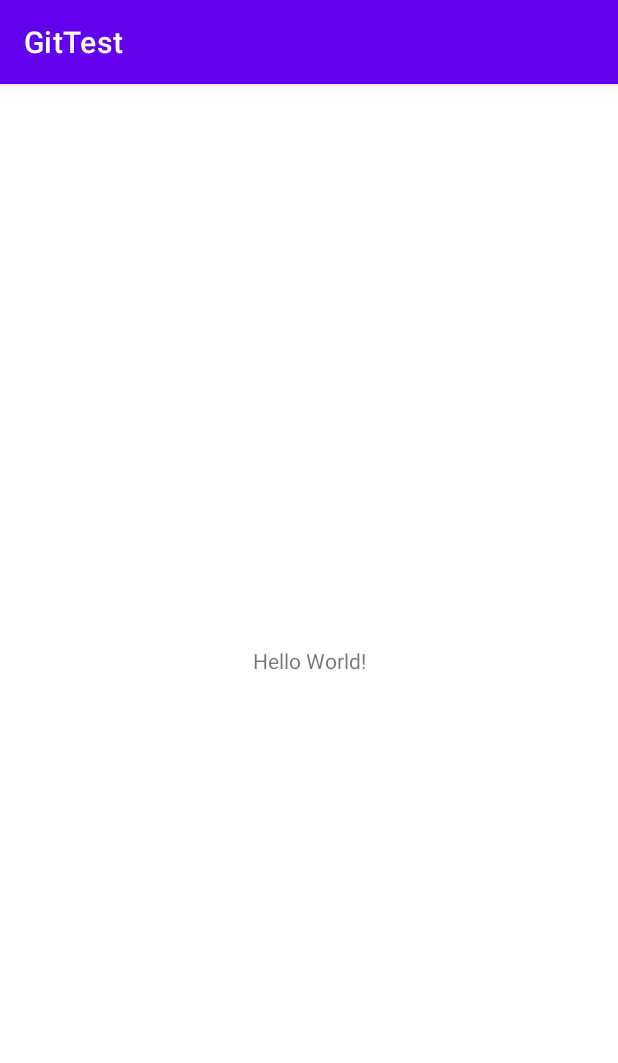
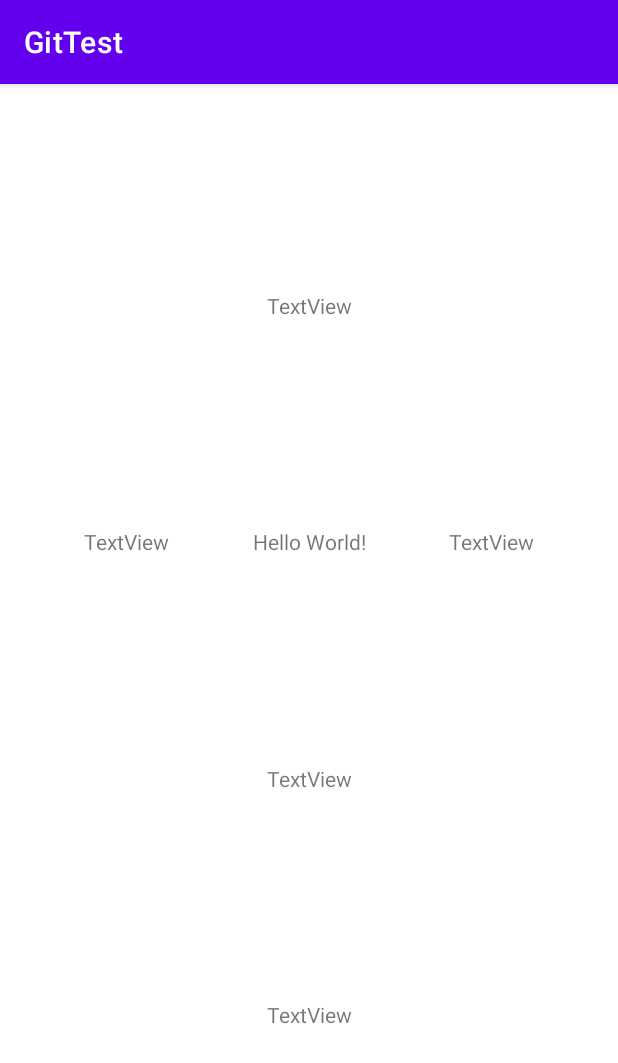
Before and after one commit to Basstrue/GitTest, an Android app: the screen it shows after launch (MainActivity), on a phone screen of 412 x 824 dp. Shown: the top 1063 px of the screen. Run offline under Robolectric (Android 15) with nearby library versions, the phone set to English and light mode, and no system bars.

Commit message:
feature/textviews. Textviews added.

```diff
--- a/app/src/main/res/layout/activity_main.xml
+++ b/app/src/main/res/layout/activity_main.xml
@@ -7,12 +7,65 @@
     tools:context=".MainActivity">
 
     <TextView
+        android:id="@+id/textView6"
         android:layout_width="wrap_content"
         android:layout_height="wrap_content"
         android:text="Hello World!"
-        app:layout_constraintBottom_toBottomOf="parent"
-        app:layout_constraintLeft_toLeftOf="parent"
-        app:layout_constraintRight_toRightOf="parent"
+        app:layout_constraintBottom_toTopOf="@+id/textView2"
+        app:layout_constraintEnd_toStartOf="@+id/textView5"
+        app:layout_constraintHorizontal_bias="0.5"
+        app:layout_constraintStart_toEndOf="@+id/textView4"
+        app:layout_constraintTop_toBottomOf="@+id/textView" />
+
+    <TextView
+        android:id="@+id/textView"
+        android:layout_width="wrap_content"
+        android:layout_height="wrap_content"
+        android:text="TextView"
+        app:layout_constraintBottom_toTopOf="@+id/textView6"
+        app:layout_constraintEnd_toEndOf="parent"
+        app:layout_constraintStart_toStartOf="parent"
         app:layout_constraintTop_toTopOf="parent" />
 
+    <TextView
+        android:id="@+id/textView2"
+        android:layout_width="wrap_content"
+        android:layout_height="wrap_content"
+        android:text="TextView"
+        app:layout_constraintBottom_toTopOf="@+id/textView3"
+        app:layout_constraintEnd_toEndOf="parent"
+        app:layout_constraintStart_toStartOf="parent"
+        app:layout_constraintTop_toBottomOf="@+id/textView6" />
+
+    <TextView
+        android:id="@+id/textView3"
+        android:layout_width="wrap_content"
+        android:layout_height="wrap_content"
+        android:text="TextView"
+        app:layout_constraintBottom_toBottomOf="parent"
+        app:layout_constraintEnd_toEndOf="parent"
+        app:layout_constraintStart_toStartOf="parent"
+        app:layout_constraintTop_toBottomOf="@+id/textView2" />
+
+    <TextView
+        android:id="@+id/textView4"
+        android:layout_width="wrap_content"
+        android:layout_height="wrap_content"
+        android:text="TextView"
+        app:layout_constraintEnd_toStartOf="@+id/textView6"
+        app:layout_constraintHorizontal_bias="0.5"
+        app:layout_constraintStart_toStartOf="parent"
+        app:layout_constraintTop_toTopOf="@+id/textView6" />
+
+    <TextView
+        android:id="@+id/textView5"
+        android:layout_width="wrap_content"
+        android:layout_height="wrap_content"
+        android:text="TextView"
+        app:layout_constraintBottom_toBottomOf="@+id/textView6"
+        app:layout_constraintEnd_toEndOf="parent"
+        app:layout_constraintHorizontal_bias="0.5"
+        app:layout_constraintStart_toEndOf="@+id/textView6"
+        app:layout_constraintTop_toTopOf="@+id/textView6" />
+
 </androidx.constraintlayout.widget.ConstraintLayout>
```
